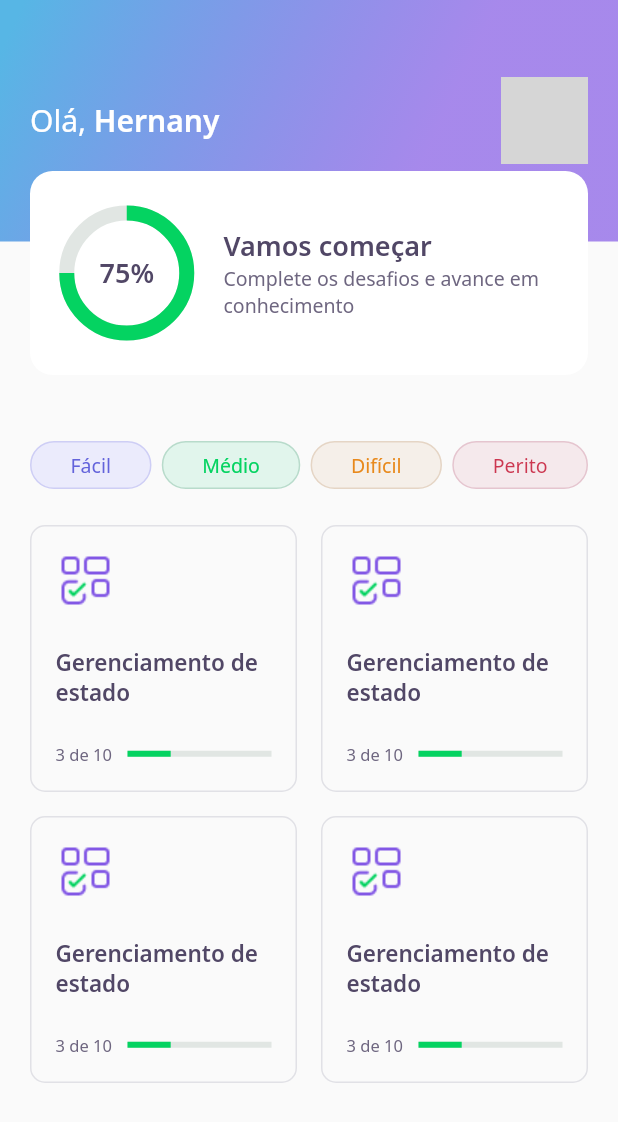
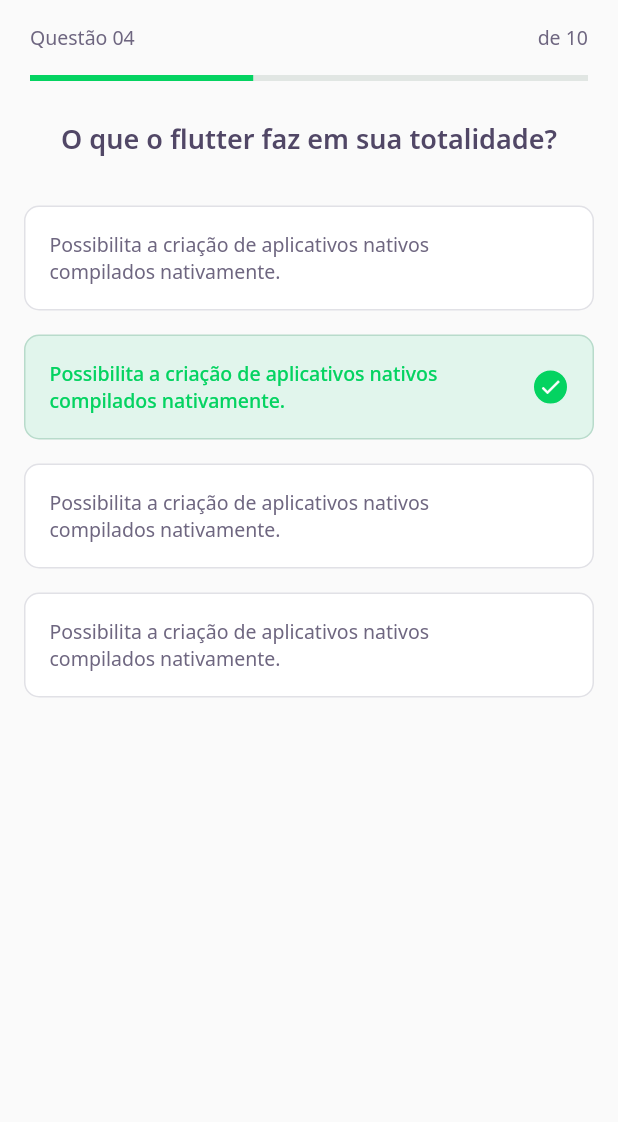
Before and after one commit to hernanytec/dev-quiz, a Flutter app: the screen it shows after launch, on a phone screen of 412 x 824 dp. Shown: the top 1122 px of the screen. Run offline on Flutter 3.47's test engine with Material 2 defaults, Android fonts, the phone set to English and light mode, and no system bars; our stand-ins replace google_fonts; grey boxes are pictures that could not be loaded.

Commit message:
adicionando layout da tela de quiz

```diff
--- /dev/null
+++ b/lib/challenge/answer/awnser_widget.dart
@@ -0,0 +1,84 @@
+import 'package:DevQuiz/core/app_colors.dart';
+import 'package:DevQuiz/core/app_text_styles.dart';
+import 'package:flutter/material.dart';
+
+class AnswerWidgetWidget extends StatelessWidget {
+  final String title;
+  final bool isRight;
+  final bool isSelected;
+
+  AnswerWidgetWidget({
+    Key? key,
+    required this.title,
+    this.isRight = false,
+    this.isSelected = false,
+  }) : super(key: key);
+
+  Color get _selectedColorRight =>
+      isRight ? AppColors.darkGreen : AppColors.darkRed;
+
+  Color get _selectedBorderRight =>
+      isRight ? AppColors.lightGreen : AppColors.lightRed;
+
+  Color get _selectedColorCardRight =>
+      isRight ? AppColors.lightGreen : AppColors.lightRed;
+
+  Color get _selectedBorderCardRight =>
+      isRight ? AppColors.green : AppColors.red;
+
+  TextStyle get _selectedTextStyleRight =>
+      isRight ? AppTextStyles.bodyDarkGreen : AppTextStyles.bodyDarkRed;
+
+  IconData get _selectedIconRight => isRight ? Icons.check : Icons.close;
+
+  @override
+  Widget build(BuildContext context) {
+    return Padding(
+      padding: const EdgeInsets.symmetric(horizontal: 16, vertical: 8),
+      child: Container(
+        padding: EdgeInsets.all(16),
+        decoration: BoxDecoration(
+          color: isSelected ? _selectedColorCardRight : AppColors.white,
+          borderRadius: BorderRadius.circular(10),
+          border: Border.fromBorderSide(
+            BorderSide(
+              color: isSelected ? _selectedBorderCardRight : AppColors.border,
+            ),
+          ),
+        ),
+        child: Row(
+          mainAxisAlignment: MainAxisAlignment.spaceBetween,
+          children: [
+            Expanded(
+              child: Text(
+                title,
+                style:
+                    isSelected ? _selectedTextStyleRight : AppTextStyles.body,
+              ),
+            ),
+            Container(
+              height: 24,
+              width: 24,
+              decoration: BoxDecoration(
+                color: isSelected ? _selectedColorRight : AppColors.white,
+                borderRadius: BorderRadius.circular(500),
+                border: Border.fromBorderSide(
+                  BorderSide(
+                    color: isSelected ? _selectedBorderRight : AppColors.white,
+                  ),
+                ),
+              ),
+              child: isSelected
+                  ? Icon(
+                      _selectedIconRight,
+                      size: 16,
+                      color: Colors.white,
+                    )
+                  : null,
+            )
+          ],
+        ),
+      ),
+    );
+  }
+}
--- /dev/null
+++ b/lib/challenge/challenge_page.dart
@@ -0,0 +1,25 @@
+import 'package:DevQuiz/challenge/widgets/question_indicator_widget.dart';
+import 'package:DevQuiz/challenge/widgets/quiz/quiz_widget.dart';
+import 'package:flutter/material.dart';
+
+class ChallengePage extends StatefulWidget {
+  ChallengePage({Key? key}) : super(key: key);
+
+  @override
+  _ChallengePageState createState() => _ChallengePageState();
+}
+
+class _ChallengePageState extends State<ChallengePage> {
+  @override
+  Widget build(BuildContext context) {
+    return Scaffold(
+      appBar: PreferredSize(
+        preferredSize: Size.fromHeight(80),
+        child: SafeArea(child: QuestionIndicatorWidget()),
+      ),
+      body: QuizWidget(
+        title: "O que o flutter faz em sua totalidade?",
+      ),
+    );
+  }
+}
--- /dev/null
+++ b/lib/challenge/widgets/question_indicator_widget.dart
@@ -0,0 +1,40 @@
+import 'package:DevQuiz/core/app_text_styles.dart';
+import 'package:DevQuiz/shared/widgets/progress_indicator_widget.dart';
+import 'package:flutter/material.dart';
+
+class QuestionIndicatorWidget extends StatelessWidget {
+  const QuestionIndicatorWidget({Key? key}) : super(key: key);
+
+  @override
+  Widget build(BuildContext context) {
+    return Container(
+      padding: EdgeInsets.symmetric(horizontal: 20),
+      child: Column(
+        children: [
+          SizedBox(
+            height: 16,
+          ),
+          Row(
+            mainAxisAlignment: MainAxisAlignment.spaceBetween,
+            children: [
+              Text(
+                "Questão 04",
+                style: AppTextStyles.body,
+              ),
+              Text(
+                "de 10",
+                style: AppTextStyles.body,
+              ),
+            ],
+          ),
+          SizedBox(
+            height: 16,
+          ),
+          ProgressIndicatorWidget(
+            value: 0.4,
+          )
+        ],
+      ),
+    );
+  }
+}
--- /dev/null
+++ b/lib/challenge/widgets/quiz/quiz_widget.dart
@@ -0,0 +1,43 @@
+import 'package:DevQuiz/challenge/answer/awnser_widget.dart';
+import 'package:DevQuiz/core/app_text_styles.dart';
+import 'package:flutter/material.dart';
+
+class QuizWidget extends StatelessWidget {
+  final String title;
+  const QuizWidget({Key? key, required this.title}) : super(key: key);
+
+  @override
+  Widget build(BuildContext context) {
+    return Container(
+      child: Column(
+        children: [
+          Text(
+            title,
+            style: AppTextStyles.heading,
+          ),
+          SizedBox(
+            height: 24,
+          ),
+          AnswerWidgetWidget(
+            title:
+                "Possibilita a criação de aplicativos nativos compilados nativamente.",
+          ),
+          AnswerWidgetWidget(
+            isRight: true,
+            isSelected: true,
+            title:
+                "Possibilita a criação de aplicativos nativos compilados nativamente.",
+          ),
+          AnswerWidgetWidget(
+            title:
+                "Possibilita a criação de aplicativos nativos compilados nativamente.",
+          ),
+          AnswerWidgetWidget(
+            title:
+                "Possibilita a criação de aplicativos nativos compilados nativamente.",
+          ),
+        ],
+      ),
+    );
+  }
+}
--- a/lib/core/app_widget.dart
+++ b/lib/core/app_widget.dart
@@ -1,4 +1,4 @@
-import 'package:DevQuiz/home/home_page.dart';
+import 'package:DevQuiz/challenge/challenge_page.dart';
 import 'package:flutter/material.dart';
 
 class AppWidget extends StatelessWidget {
@@ -6,7 +6,7 @@ class AppWidget extends StatelessWidget {
   Widget build(BuildContext context) {
     return MaterialApp(
       title: "DevQuiz",
-      home: HomePage(),
+      home: ChallengePage(),
     );
   }
 }
--- a/lib/home/widgets/quiz_card/quiz_card_widget.dart
+++ b/lib/home/widgets/quiz_card/quiz_card_widget.dart
@@ -1,6 +1,7 @@
 import 'package:DevQuiz/core/app_colors.dart';
 import 'package:DevQuiz/core/app_images.dart';
 import 'package:DevQuiz/core/app_text_styles.dart';
+import 'package:DevQuiz/shared/widgets/progress_indicator_widget.dart';
 import 'package:flutter/material.dart';
 
 class QuizCardWidget extends StatelessWidget {
@@ -39,15 +40,7 @@ class QuizCardWidget extends StatelessWidget {
                   style: AppTextStyles.body11,
                 ),
               ),
-              Expanded(
-                flex: 4,
-                child: LinearProgressIndicator(
-                  value: 0.3,
-                  backgroundColor: AppColors.chartSecondary,
-                  valueColor:
-                      AlwaysStoppedAnimation<Color>(AppColors.chartPrimary),
-                ),
-              ),
+              Expanded(flex: 4, child: ProgressIndicatorWidget(value: 0.3)),
             ],
           )
         ],
--- /dev/null
+++ b/lib/shared/widgets/progress_indicator_widget.dart
@@ -0,0 +1,17 @@
+import 'package:DevQuiz/core/app_colors.dart';
+import 'package:flutter/material.dart';
+
+class ProgressIndicatorWidget extends StatelessWidget {
+  final double value;
+  const ProgressIndicatorWidget({Key? key, required this.value})
+      : super(key: key);
+
+  @override
+  Widget build(BuildContext context) {
+    return LinearProgressIndicator(
+      value: value,
+      backgroundColor: AppColors.chartSecondary,
+      valueColor: AlwaysStoppedAnimation<Color>(AppColors.chartPrimary),
+    );
+  }
+}
```
